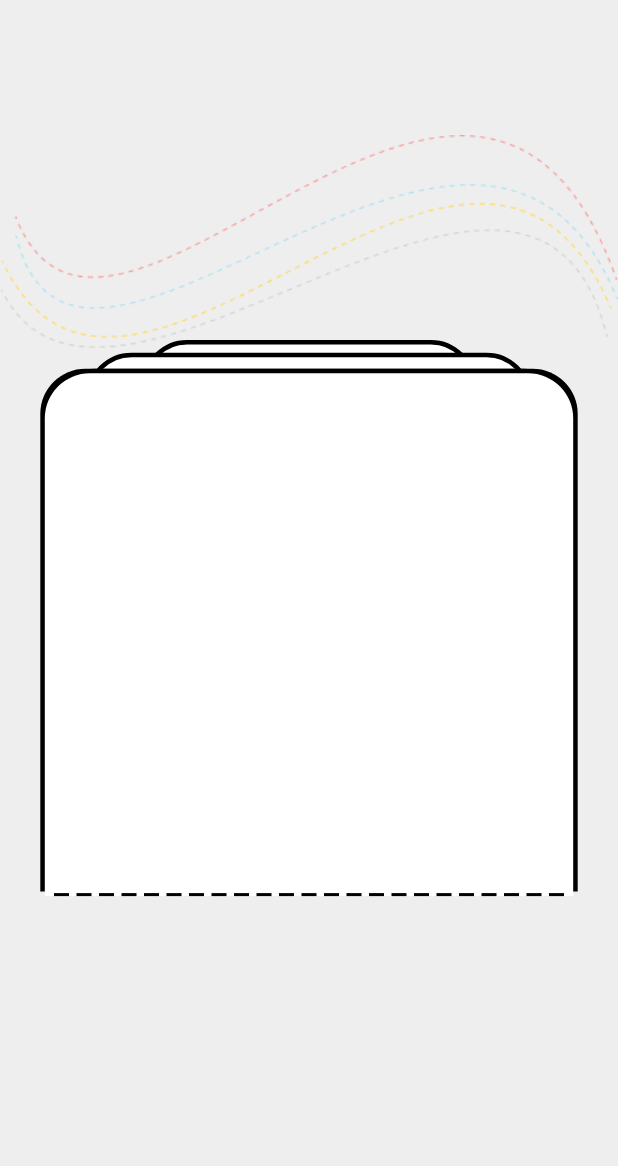
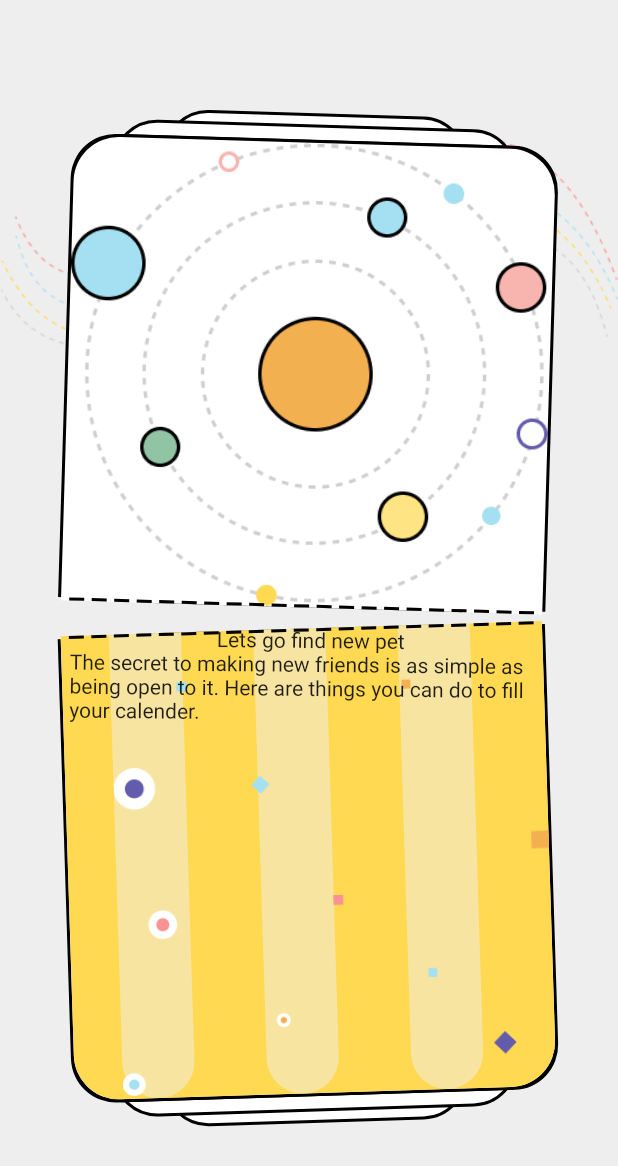
Before and after one commit to Ianodad/pet-finder-app-dribble-clone, a Flutter app: the screen it shows after launch, on a phone screen of 412 x 824 dp. Shown: the top 1166 px of the screen. Run offline on Flutter 3.47's test engine with Material 2 defaults, Android fonts, the phone set to English and light mode, and no system bars.

Commit message:
working low ui with better use

```diff
--- a/lib/Screens/Welcome/widget/background.dart
+++ b/lib/Screens/Welcome/widget/background.dart
@@ -1,5 +1,4 @@
 import 'package:flutter/material.dart';
-import 'package:pet_finder_app/utils/color_constants.dart';
 
 class Background extends StatelessWidget {
   final Widget child;
@@ -12,17 +11,18 @@ class Background extends StatelessWidget {
   @override
   Widget build(BuildContext context) {
     Size size = MediaQuery.of(context).size;
-    return Container(
+    return SizedBox(
       height: size.height,
       width: double.infinity,
       child: Stack(
         alignment: Alignment.center,
         children: <Widget>[
           Positioned(
-              top: 90,
-              width: size.width,
-              child: Image.asset("assets/images/wave_background.png",
-                  width: size.width)),
+            top: 90,
+            width: size.width,
+            child: Image.asset("assets/images/wave_background.png",
+                width: size.width),
+          ),
           child,
         ],
       ),
--- a/lib/Screens/Welcome/widget/body.dart
+++ b/lib/Screens/Welcome/widget/body.dart
@@ -1,7 +1,10 @@
+// ignore_for_file: prefer_const_constructors, prefer_const_literals_to_create_immutables
+
 import 'package:flutter/material.dart';
 import 'package:pet_finder_app/Screens/Welcome/widget/background.dart';
+import 'package:pet_finder_app/Screens/Welcome/widget/stacked_cards.dart';
 // import 'package:flutter_svg/svg.dart';
-// import 'package:pet_finder_app/utils/color_constants.dart';
+import 'package:pet_finder_app/utils/color_constants.dart';
 
 class Body extends StatelessWidget {
   const Body({Key? key}) : super(key: key);
@@ -10,11 +13,6 @@ class Body extends StatelessWidget {
   Widget build(BuildContext context) {
     Size size = MediaQuery.of(context).size;
     // int totalWidth = 300;
-    double dashWidth = 10;
-    int emptyWidth = 5;
-    double dashHeight = 2;
-    Color dashColor = Colors.black;
-
     return Background(
       child: SafeArea(
         child: SizedBox(
@@ -24,127 +22,66 @@ class Body extends StatelessWidget {
             mainAxisAlignment: MainAxisAlignment.center,
             // height: size.height * .9,
             children: [
-              Container(
-                height: size.height * .45,
-                decoration: BoxDecoration(
-                  // color: Colors.white,
-                  borderRadius: BorderRadius.circular(30),
-                  // border: Border.all(color: Colors.black),
-                ),
-                child: LayoutBuilder(
-                  builder: (context, constraints) => Stack(
-                    children: [
-                      Row(
-                        mainAxisAlignment: MainAxisAlignment.center,
-                        children: [
-                          Container(
-                            width: constraints.maxWidth * .6,
-                            height: constraints.maxHeight * .5,
-                            decoration: BoxDecoration(
-                              color: Colors.white,
-                              borderRadius: BorderRadius.circular(30),
-                              border: Border.all(color: Colors.black, width: 3),
-                            ),
-                          ),
-                        ],
-                      ),
-                      Row(
-                        mainAxisAlignment: MainAxisAlignment.center,
-                        children: [
-                          Column(
-                            mainAxisAlignment: MainAxisAlignment.end,
-                            children: [
-                              Container(
-                                width: constraints.maxWidth * .8,
-                                height: constraints.maxHeight * .977,
-                                decoration: BoxDecoration(
-                                  color: Colors.white,
-                                  borderRadius: BorderRadius.circular(30),
-                                  border:
-                                      Border.all(color: Colors.black, width: 3),
-                                ),
-                              ),
-                            ],
-                          ),
-                        ],
-                      ),
-                      Row(
-                        mainAxisAlignment: MainAxisAlignment.center,
-                        crossAxisAlignment: CrossAxisAlignment.end,
-                        children: [
-                          Column(
-                            mainAxisAlignment: MainAxisAlignment.end,
-                            children: [
-                              Container(
-                                width: constraints.maxWidth * .95,
-                                height: constraints.maxHeight * .94,
-                                decoration: const BoxDecoration(
-                                  borderRadius: BorderRadius.vertical(
-                                      top: Radius.circular(30.0)),
-                                  color: Colors.white,
-                                  boxShadow: [
-                                    BoxShadow(
-                                        color: Colors.black,
-                                        offset: Offset(3, -3),
-                                        spreadRadius: 0,
-                                        blurRadius: 0),
-                                    BoxShadow(
-                                        color: Colors.black,
-                                        offset: Offset(-3, -3),
-                                        spreadRadius: 0,
-                                        blurRadius: 0)
-                                  ],
-                                ),
-                                // ignore: avoid_unnecessary_containers
-                                child: LayoutBuilder(
-                                  builder: (context, constraints) => Column(
-                                    mainAxisAlignment: MainAxisAlignment.end,
-                                    children: [
-                                      Row(
-                                        mainAxisAlignment:
-                                            MainAxisAlignment.center,
-                                        verticalDirection:
-                                            VerticalDirection.down,
-                                        children: List.generate(
-                                          constraints.maxWidth ~/
-                                              (dashWidth + emptyWidth),
-                                          (_) => Container(
+              Transform.rotate(
+                angle: 0.03,
+                child: StackedCards(
+                  child: SizedBox(
                     width: 10,
-                                            height: dashHeight,
-                                            color: dashColor,
-                                            margin: EdgeInsets.only(
-                                                left: emptyWidth / 2,
-                                                right: emptyWidth / 2),
+                    height: 10,
+                    child: Image.asset('assets/images/orbit_background.png',
+                        width: 30, height: 40),
                   ),
                 ),
               ),
+              const SizedBox(height: 14),
+              Transform.rotate(
+                angle: 3.11,
+                child: StackedCards(
+                  child: Container(
+                    decoration: BoxDecoration(
+                      color: ColorConstant.primaryYellow,
+                      borderRadius: BorderRadius.vertical(
+                        top: Radius.circular(30.0),
+                      ),
+                    ),
+                    child: Stack(
+                      children: [
+                        LayoutBuilder(
+                          builder: (context, constraints) => Row(
+                            children: [
+                              SizedBox(width: constraints.maxWidth * .15),
+                              VerticalLines(width: constraints.maxWidth * .15),
+                              SizedBox(width: constraints.maxWidth * .15),
+                              VerticalLines(width: constraints.maxWidth * .15),
+                              SizedBox(width: constraints.maxWidth * .15),
+                              VerticalLines(width: constraints.maxWidth * .15),
                             ],
                           ),
                         ),
+                        LayoutBuilder(
+                          builder: (context, constraints) => Image.asset(
+                            'assets/images/confeti.png',
+                            width: constraints.maxWidth * .9,
+                            height: constraints.maxHeight * .9,
                           ),
+                        ),
+                        Transform.rotate(
+                            angle: -3.1,
+                            child: Center(
+                              child: Column(
+                                mainAxisAlignment: MainAxisAlignment.center,
+                                // crossAxisAlignment: CrossAxisAlignment.center,
+                                children: [
+                                  Text("Lets go find new pet"),
+                                  Expanded(
+                                    child: Text(
+                                        "The secret to making new friends is as simple as being open to it. Here are things you can do to fill your calender."),
+                                  )
                                 ],
                               ),
+                            ))
                       ],
                     ),
-                      // const Positioned(
-                      //   bottom: -8,
-                      //   right: -8,
-                      //   child: CircleAvatar(
-                      //     radius: 16,
-                      //     backgroundColor: Colors.white,
-                      //     foregroundColor: Colors.white,
-                      //   ), //CircularAvatar
-                      // ),
-                      // const Positioned(
-                      //   bottom: -8,
-                      //   left: -8,
-                      //   child: CircleAvatar(
-                      //     radius: 16,
-                      //     backgroundColor: Colors.white,
-                      //     foregroundColor: Colors.white,
-                      //   ), //CircularAvatar
-                      // ),
-                    ],
                   ),
                 ),
               ),
@@ -163,3 +100,24 @@ class Body extends StatelessWidget {
     );
   }
 }
+
+class VerticalLines extends StatelessWidget {
+  const VerticalLines({super.key, required this.width});
+
+  final double width;
+
+  @override
+  Widget build(BuildContext context) {
+    return Opacity(
+      opacity: 0.5,
+      child: Container(
+          width: width,
+          decoration: BoxDecoration(
+            color: ColorConstant.flashWhite,
+            borderRadius: BorderRadius.vertical(
+              top: Radius.circular(30.0),
+            ),
+          )),
+    );
+  }
+}
--- /dev/null
+++ b/lib/Screens/Welcome/widget/stacked_cards.dart
@@ -0,0 +1,153 @@
+import 'package:flutter/material.dart';
+
+class StackedCards extends StatelessWidget {
+  const StackedCards({
+    super.key,
+    required this.child,
+  });
+  final Widget child;
+
+  @override
+  Widget build(BuildContext context) {
+    Size size = MediaQuery.of(context).size;
+    // int totalWidth = 300;
+    double dashWidth = 10;
+    int emptyWidth = 5;
+    double dashHeight = 2;
+    Color dashColor = Colors.black;
+    double borderWidth = 2;
+    return Container(
+      height: size.height * .40,
+      width: size.width * .82,
+      decoration: BoxDecoration(
+        // color: Colors.white,
+        borderRadius: BorderRadius.circular(30),
+        // border: Border.all(color: Colors.black),
+      ),
+      child: LayoutBuilder(
+        builder: (context, constraints) => Stack(
+          children: [
+            Row(
+              mainAxisAlignment: MainAxisAlignment.center,
+              children: [
+                Container(
+                  width: constraints.maxWidth * .6,
+                  height: constraints.maxHeight * .5,
+                  decoration: BoxDecoration(
+                    color: Colors.white,
+                    borderRadius: BorderRadius.circular(30),
+                    border: Border.all(color: Colors.black, width: borderWidth),
+                  ),
+                ),
+              ],
+            ),
+            Row(
+              mainAxisAlignment: MainAxisAlignment.center,
+              children: [
+                Column(
+                  mainAxisAlignment: MainAxisAlignment.end,
+                  children: [
+                    Container(
+                      width: constraints.maxWidth * .8,
+                      height: constraints.maxHeight * .977,
+                      decoration: BoxDecoration(
+                        color: Colors.white,
+                        borderRadius: BorderRadius.circular(30),
+                        border:
+                            Border.all(color: Colors.black, width: borderWidth),
+                      ),
+                    ),
+                  ],
+                ),
+              ],
+            ),
+            Row(
+              mainAxisAlignment: MainAxisAlignment.center,
+              crossAxisAlignment: CrossAxisAlignment.end,
+              children: [
+                Column(
+                  mainAxisAlignment: MainAxisAlignment.end,
+                  children: [
+                    Container(
+                      width: constraints.maxWidth * .95,
+                      height: constraints.maxHeight * .94,
+                      decoration: const BoxDecoration(
+                        borderRadius: BorderRadius.vertical(
+                          top: Radius.circular(30.0),
+                        ),
+                        color: Colors.white,
+                        boxShadow: [
+                          BoxShadow(
+                              color: Colors.black,
+                              offset: Offset(2, -2),
+                              spreadRadius: 0,
+                              blurRadius: 0),
+                          BoxShadow(
+                              color: Colors.black,
+                              offset: Offset(-2, -2),
+                              spreadRadius: 0,
+                              blurRadius: 0)
+                        ],
+                      ),
+                      // ignore: avoid_unnecessary_containers
+                      child: Stack(
+                        children: [
+                          Container(
+                            width: constraints.maxWidth * .95,
+                            height: constraints.maxHeight * .94,
+                            child: child,
+                          ),
+                          LayoutBuilder(
+                            builder: (context, constraints) => Column(
+                              mainAxisAlignment: MainAxisAlignment.end,
+                              children: [
+                                Row(
+                                  mainAxisAlignment: MainAxisAlignment.center,
+                                  verticalDirection: VerticalDirection.down,
+                                  children: List.generate(
+                                    constraints.maxWidth ~/
+                                        (dashWidth + emptyWidth),
+                                    (_) => Container(
+                                      width: 10,
+                                      height: dashHeight,
+                                      color: dashColor,
+                                      margin: EdgeInsets.only(
+                                          left: emptyWidth / 2,
+                                          right: emptyWidth / 2),
+                                    ),
+                                  ),
+                                ),
+                              ],
+                            ),
+                          ),
+                        ],
+                      ),
+                    ),
+                  ],
+                ),
+              ],
+            ),
+            // const Positioned(
+            //   bottom: -8,
+            //   right: -8,
+            //   child: CircleAvatar(
+            //     radius: 16,
+            //     backgroundColor: Colors.white,
+            //     foregroundColor: Colors.white,
+            //   ), //CircularAvatar
+            // ),
+            // const Positioned(
+            //   bottom: -8,
+            //   left: -8,
+            //   child: CircleAvatar(
+            //     radius: 16,
+            //     backgroundColor: Colors.white,
+            //     foregroundColor: Colors.white,
+            //   ), //CircularAvatar
+            // ),
+          ],
+        ),
+      ),
+    );
+  }
+}
```
Also changed, not shown: assets/images/confeti.png (added), assets/images/confeti.svg (added), assets/images/orbit_background.png (added), assets/images/orbit_background.svg (added). Lines whose indentation alone changed are shown as unchanged.
